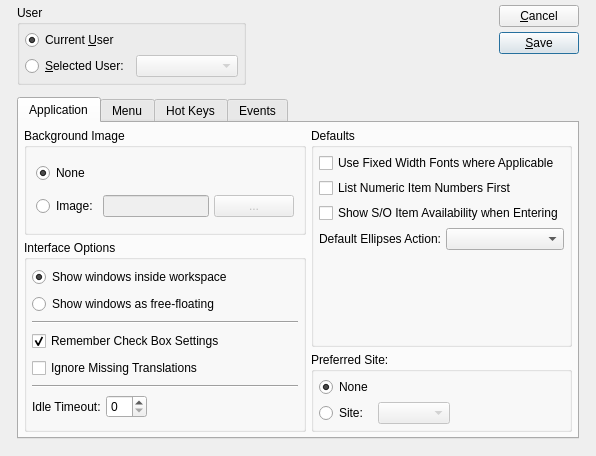
Old version of the form xtuple/trunk/guiclient/userPreferences.ui in the repository WooodHead/xtuple.
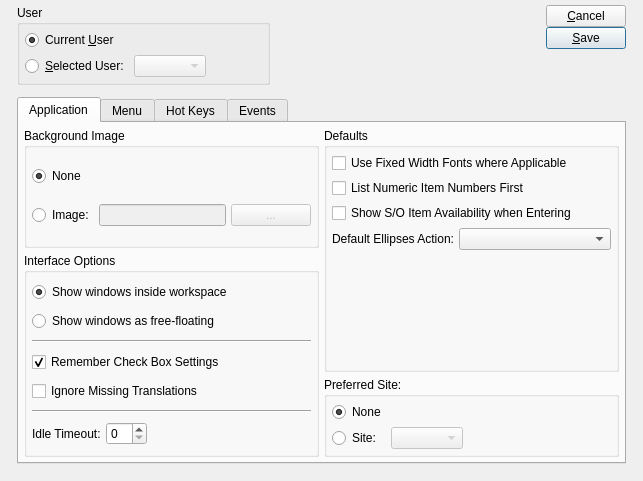
New version of the form. Custom widgets are drawn as their Qt base class.

```diff
--- a/xtuple/trunk/guiclient/userPreferences.ui
+++ b/xtuple/trunk/guiclient/userPreferences.ui
@@ -5,8 +5,8 @@
    <rect>
     <x>0</x>
     <y>0</y>
-    <width>596</width>
-    <height>456</height>
+    <width>643</width>
+    <height>481</height>
    </rect>
   </property>
   <property name="windowTitle" >
@@ -41,8 +41,8 @@
        <property name="title" >
         <string>User</string>
        </property>
-       <layout class="QVBoxLayout" >
-        <item>
+       <layout class="QGridLayout" >
+        <item row="0" column="0" colspan="2" >
          <widget class="QRadioButton" name="_currentUser" >
           <property name="text" >
            <string>Current &amp;User</string>
@@ -55,9 +55,7 @@
           </property>
          </widget>
         </item>
-        <item>
-         <layout class="QHBoxLayout" >
-          <item>
+        <item row="1" column="0" >
            <widget class="QRadioButton" name="_selectedUser" >
             <property name="text" >
              <string>&amp;Selected User:</string>
@@ -67,19 +65,8 @@
             </property>
            </widget>
           </item>
-          <item>
-           <spacer>
-            <property name="orientation" >
-             <enum>Qt::Vertical</enum>
-            </property>
-            <property name="sizeHint" >
-             <size>
-              <width>2</width>
-              <height>0</height>
-             </size>
-            </property>
-           </spacer>
-          </item>
+        <item row="1" column="1" >
+         <layout class="QHBoxLayout" >
           <item>
            <widget class="XComboBox" name="_user" >
             <property name="enabled" >
@@ -93,26 +80,45 @@
             </property>
            </widget>
           </item>
-         </layout>
-        </item>
-       </layout>
-      </widget>
-     </item>
-     <item row="0" column="1" >
+          <item>
       <spacer>
        <property name="orientation" >
         <enum>Qt::Horizontal</enum>
        </property>
        <property name="sizeHint" >
         <size>
-         <width>151</width>
+              <width>40</width>
          <height>20</height>
         </size>
        </property>
       </spacer>
      </item>
+         </layout>
+        </item>
+       </layout>
+      </widget>
+     </item>
+     <item row="0" column="1" >
+      <spacer>
+       <property name="orientation" >
+        <enum>Qt::Horizontal</enum>
+       </property>
+       <property name="sizeHint" >
+        <size>
+         <width>191</width>
+         <height>69</height>
+        </size>
+       </property>
+      </spacer>
+     </item>
      <item row="0" column="2" >
       <layout class="QGridLayout" >
+       <property name="horizontalSpacing" >
+        <number>0</number>
+       </property>
+       <property name="verticalSpacing" >
+        <number>0</number>
+       </property>
        <item row="0" column="0" >
         <widget class="QPushButton" name="_close" >
          <property name="text" >
@@ -172,23 +178,8 @@
            <property name="title" >
             <string>Background Image</string>
            </property>
-           <layout class="QVBoxLayout" >
-            <property name="spacing" >
-             <number>6</number>
-            </property>
-            <property name="leftMargin" >
-             <number>9</number>
-            </property>
-            <property name="topMargin" >
-             <number>9</number>
-            </property>
-            <property name="rightMargin" >
-             <number>9</number>
-            </property>
-            <property name="bottomMargin" >
-             <number>9</number>
-            </property>
-            <item>
+           <layout class="QGridLayout" >
+            <item row="0" column="0" colspan="2" >
              <widget class="QRadioButton" name="_noBackgroundImage" >
               <property name="text" >
                <string>None</string>
@@ -198,16 +189,14 @@
               </property>
              </widget>
             </item>
-            <item>
-             <layout class="QHBoxLayout" >
-              <item>
+            <item row="1" column="0" >
                <widget class="QRadioButton" name="_backgroundImage" >
                 <property name="text" >
                  <string>Image:</string>
                 </property>
                </widget>
               </item>
-              <item>
+            <item row="1" column="1" >
                <layout class="QHBoxLayout" >
                 <item>
                  <widget class="XLineEdit" name="_background" >
@@ -225,8 +214,6 @@
                    <string>...</string>
                   </property>
                  </widget>
-                </item>
-               </layout>
               </item>
              </layout>
             </item>
```
Lines whose indentation alone changed are shown as unchanged.
